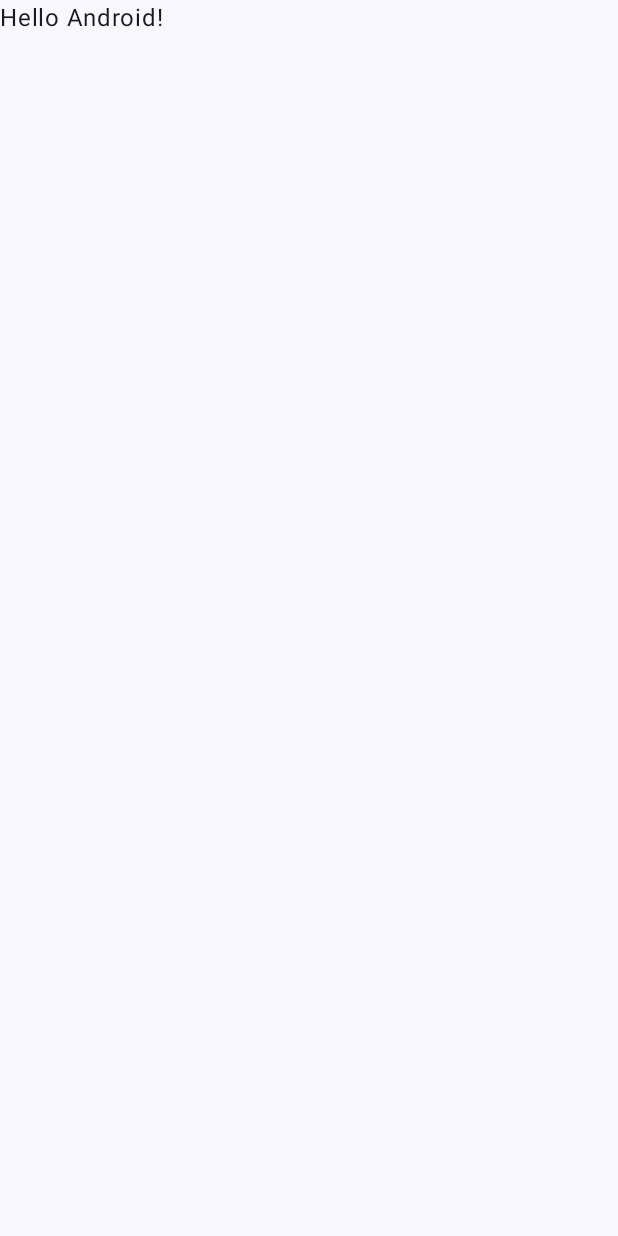
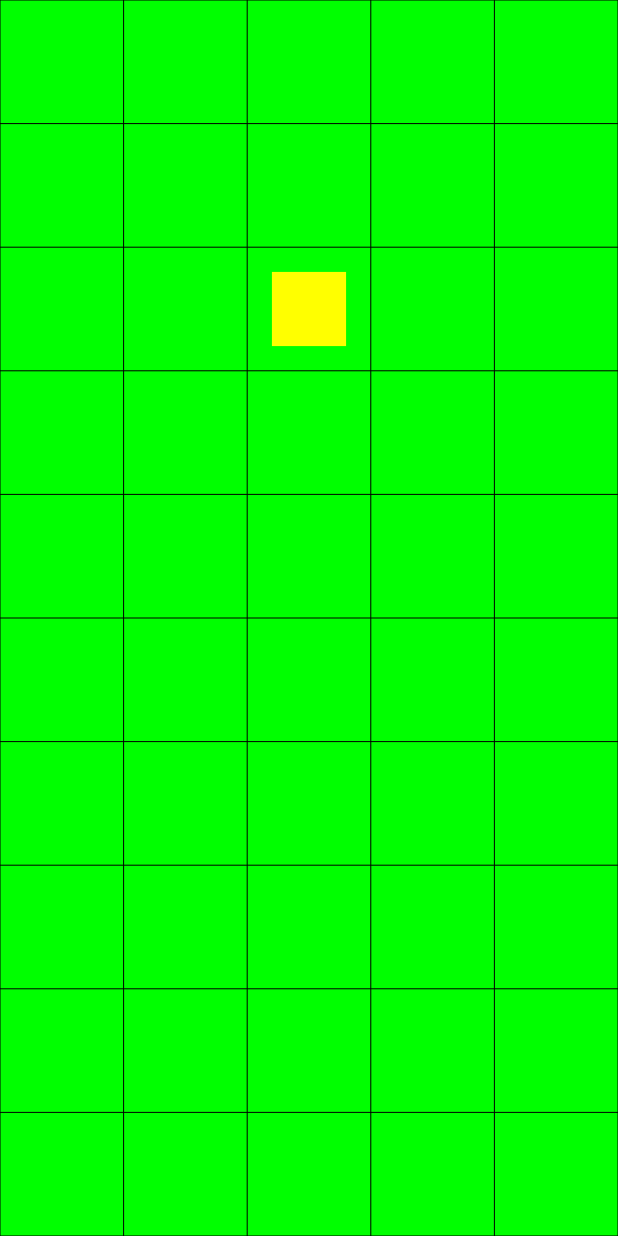
Before and after one commit to Vlad-Sav/GameAboutNothing, an Android app built with Jetpack Compose: the screen it shows after launch (MainActivity), on a phone screen of 412 x 824 dp. Before the commit the screen is almost empty. Run offline under Robolectric (Android 15) with nearby library versions, the phone set to English and light mode, and no system bars.

Commit message:
небольшой рефактор верстки

```diff
--- a/app/src/main/java/kg/savchenkodev/gameaboutnothing/MainActivity.kt
+++ b/app/src/main/java/kg/savchenkodev/gameaboutnothing/MainActivity.kt
@@ -3,19 +3,13 @@ package kg.savchenkodev.gameaboutnothing
 import android.os.Bundle
 import androidx.activity.ComponentActivity
 import androidx.activity.compose.setContent
-import androidx.activity.enableEdgeToEdge
-import androidx.compose.foundation.layout.Box
 import androidx.compose.foundation.layout.fillMaxSize
 import androidx.compose.foundation.layout.padding
 import androidx.compose.material3.Scaffold
-import androidx.compose.material3.Text
 import androidx.compose.runtime.Composable
 import androidx.compose.ui.Modifier
-import androidx.compose.ui.geometry.Offset
-import androidx.compose.ui.geometry.Size
-import androidx.compose.ui.graphics.Color
-import androidx.compose.ui.graphics.drawscope.DrawScope
 import androidx.compose.ui.tooling.preview.Preview
+import kg.savchenkodev.gameaboutnothing.game.components.GameScreen
 import kg.savchenkodev.gameaboutnothing.ui.theme.GameAboutNothingTheme
 
 class MainActivity : ComponentActivity() {
@@ -24,8 +18,7 @@ class MainActivity : ComponentActivity() {
         setContent {
             GameAboutNothingTheme {
                 Scaffold(modifier = Modifier.fillMaxSize()) { innerPadding ->
-                    Greeting(
-                        name = "Android",
+                    GameScreen(
                         modifier = Modifier.padding(innerPadding)
                     )
                 }
@@ -33,57 +26,3 @@ class MainActivity : ComponentActivity() {
         }
     }
 }
-
-@Composable
-fun Greeting(name: String, modifier: Modifier = Modifier) {
-    Text(
-        text = "Hello $name!",
-        modifier = modifier
-    )
-}
-
-@Preview(showBackground = true)
-@Composable
-fun GreetingPreview() {
-    GameAboutNothingTheme {
-        androidx.compose.foundation.Canvas(modifier = Modifier.fillMaxSize()) {
-            drawField(4, 3)
-        }
-    }
-}
-
-fun DrawScope.drawField(
-    rows: Int,
-    columns: Int
-) {
-    // Calculate the uniform scaling factor to ensure the drawing fits within the Canvas
-    val cellDensity = minOf(size.width / columns, size.height / rows)
-
-    // Calculate the total height and width based on the cell density
-    val height = cellDensity * rows
-    val width = cellDensity * columns
-
-    // Draw the green rectangle background
-    drawRect(
-        color = Color.Green,
-        size = Size(width, height)
-    )
-
-    // Draw the vertical lines
-    for (i in 0..columns) {
-        drawLine(
-            color = Color.Black,
-            start = Offset(i * cellDensity, 0.0f),
-            end = Offset(i * cellDensity, height)
-        )
-    }
-
-    // Draw the horizontal lines
-    for (i in 0..rows) {
-        drawLine(
-            color = Color.Black,
-            start = Offset(0.0f, i * cellDensity),
-            end = Offset(width, i * cellDensity)
-        )
-    }
-}
--- /dev/null
+++ b/app/src/main/java/kg/savchenkodev/gameaboutnothing/game/components/DrawUtils.kt
@@ -0,0 +1,83 @@
+package kg.savchenkodev.gameaboutnothing.game.components
+
+import android.graphics.Point
+import androidx.compose.ui.geometry.Offset
+import androidx.compose.ui.geometry.Size
+import androidx.compose.ui.graphics.Color
+import androidx.compose.ui.graphics.drawscope.DrawScope
+
+
+fun DrawScope.drawObstacle(
+    point: Point,
+    rows: Int,
+    columns: Int
+) {
+    drawGameItem(
+        point,
+        Color.Gray,
+        rows,
+        columns
+    )
+}
+
+fun DrawScope.drawCharacter(
+    point: Point,
+    rows: Int,
+    columns: Int
+) {
+    drawGameItem(
+        point,
+        Color.Yellow,
+        rows,
+        columns
+    )
+}
+
+fun DrawScope.drawGameItem(
+    point: Point,
+    color: Color,
+    rows: Int,
+    columns: Int
+) {
+    val cellDensity = minOf(size.width / columns, size.height / rows)
+
+    drawRect(
+        color = color,
+        size = Size((cellDensity * 0.6).toFloat(), (cellDensity * 0.6).toFloat()),
+        topLeft = Offset(
+            x = (point.x * cellDensity + cellDensity * 0.2).toFloat(),
+            y = (point.y * cellDensity + cellDensity * 0.2).toFloat()
+        )
+    )
+}
+
+fun DrawScope.drawField(
+    rows: Int,
+    columns: Int
+) {
+    val cellDensity = minOf(size.width / columns, size.height / rows)
+
+    val height = cellDensity * rows
+    val width = cellDensity * columns
+
+    drawRect(
+        color = Color.Green,
+        size = Size(width, height)
+    )
+
+    for (i in 0..columns) {
+        drawLine(
+            color = Color.Black,
+            start = Offset(i * cellDensity, 0.0f),
+            end = Offset(i * cellDensity, height)
+        )
+    }
+
+    for (i in 0..rows) {
+        drawLine(
+            color = Color.Black,
+            start = Offset(0.0f, i * cellDensity),
+            end = Offset(width, i * cellDensity)
+        )
+    }
+}
--- /dev/null
+++ b/app/src/main/java/kg/savchenkodev/gameaboutnothing/game/components/GameScreen.kt
@@ -0,0 +1,30 @@
+package kg.savchenkodev.gameaboutnothing.game.components
+
+import android.graphics.Point
+import androidx.compose.foundation.Canvas
+import androidx.compose.foundation.layout.fillMaxSize
+import androidx.compose.foundation.layout.padding
+import androidx.compose.runtime.Composable
+import androidx.compose.ui.Modifier
+import androidx.compose.ui.tooling.preview.Preview
+
+@Composable
+fun GameScreen(
+    modifier: Modifier = Modifier,
+) {
+    Canvas(
+        modifier = modifier
+            .fillMaxSize()
+    ) {
+        val rows = 10
+        val columns = 5
+        drawField(rows, columns)
+        drawCharacter(point = Point(2, 2), rows, columns)
+    }
+}
+
+@Preview
+@Composable
+private fun GameScreenPreview() {
+    GameScreen()
+}
```
